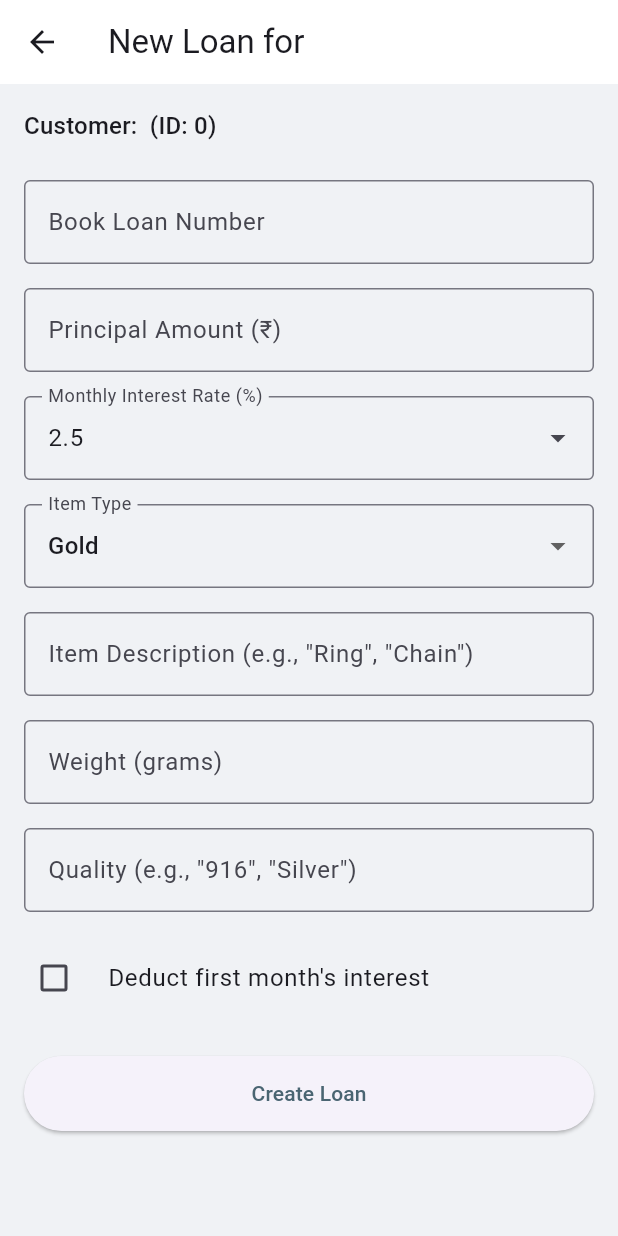
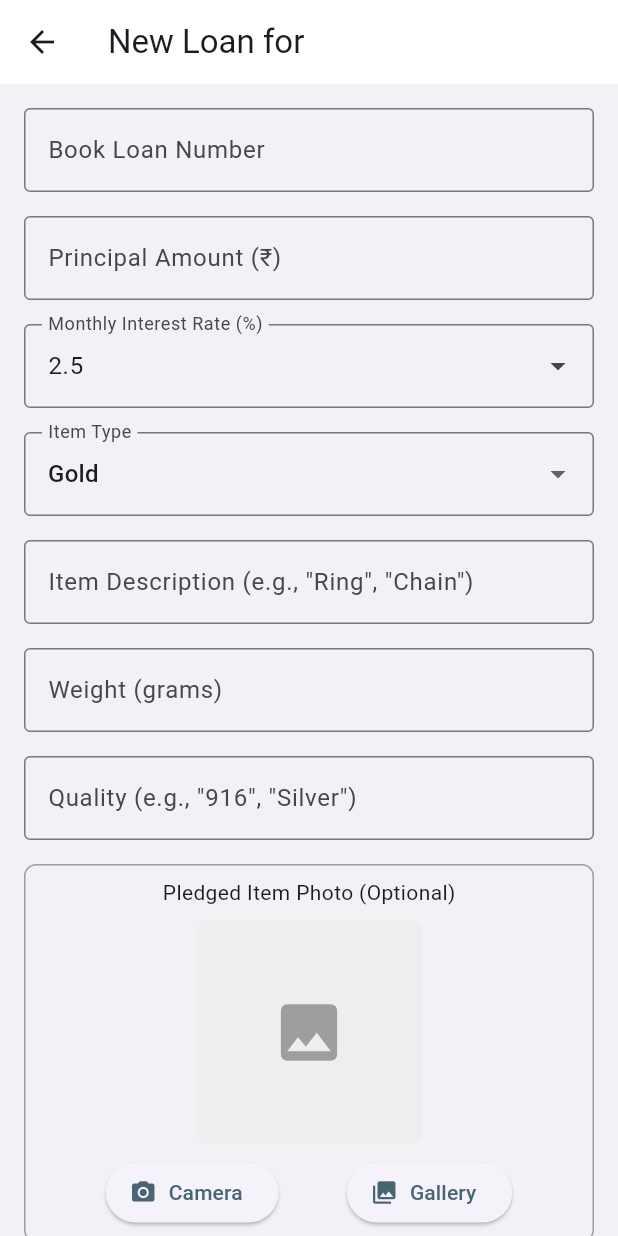
Before and after one commit to ArasuRever/pledge-loan-mobile, a Flutter app: the LoanFormPage screen opened directly with empty values, on a phone screen of 412 x 824 dp. Run offline on Flutter 3.47's test engine with Material 3 defaults, Android fonts, the phone set to English and light mode, and no system bars; our stand-ins replace image_picker, permission_handler, shared_preferences; missing offline and left inert: jwt_decode; accounts and stored records are empty; network calls fail.

Commit message:
option to capture image using camera

```diff
--- a/lib/models/loan_detail_model.dart
+++ b/lib/models/loan_detail_model.dart
@@ -49,6 +49,7 @@ class LoanDetail {
   final String? description;
   final String? quality;
   final String? weight;
+  final String? itemImageDataUrl;
 
   // From 'transactions' array
   final List<Transaction> transactions;
@@ -70,6 +71,7 @@ class LoanDetail {
     this.description,
     this.quality,
     this.weight,
+    this.itemImageDataUrl,
     required this.transactions,
     required this.calculated, // <-- Add to constructor
   });
@@ -102,6 +104,7 @@ class LoanDetail {
       description: details['description'],
       quality: details['quality'],
       weight: details['weight']?.toString(),
+      itemImageDataUrl: details['item_image_data_url'],
       transactions: parsedTransactions,
       // --- 4. PASS THE PARSED OBJECT ---
       calculated: CalculatedStats.fromJson(calculatedData),
--- a/lib/pages/loan_form_page.dart
+++ b/lib/pages/loan_form_page.dart
@@ -1,7 +1,10 @@
 // lib/pages/loan_form_page.dart
+import 'dart:io'; // For File
 import 'package:flutter/material.dart';
-import 'package:pledge_loan_mobile/models/customer_model.dart'; // <-- THE FIX
-import 'package:pledge_loan_mobile/services/api_service.dart'; // <-- THE FIX
+import 'package:image_picker/image_picker.dart'; // For ImageSource
+import 'package:permission_handler/permission_handler.dart';
+import 'package:pledge_loan_mobile/models/customer_model.dart';
+import 'package:pledge_loan_mobile/services/api_service.dart';
 
 class LoanFormPage extends StatefulWidget {
   final Customer customer;
@@ -15,6 +18,7 @@ class _LoanFormPageState extends State<LoanFormPage> {
   final _formKey = GlobalKey<FormState>();
   final ApiService _apiService = ApiService();
 
+  // Form field controllers
   final _bookLoanNumberController = TextEditingController();
   final _principalController = TextEditingController();
   final _interestRateController = TextEditingController(text: '2.5');
@@ -24,10 +28,72 @@ class _LoanFormPageState extends State<LoanFormPage> {
 
   String _selectedItemType = 'gold';
   final List<String> _itemTypeOptions = ['gold', 'silver', 'gold+silver'];
-  final List<String> _interestRateOptions = ['1.0', '1.5', '2.0', '2.5', '3.0', '3.5'];
+  final List<String> _interestRateOptions = [
+    '1.0', '1.5', '2.0', '2.5', '3.0', '3.5', '4.0'
+  ];
 
   bool _deductFirstMonthInterest = false;
   bool _isLoading = false;
+
+  // --- 1. NEW STATE FOR IMAGE ---
+  File? _imageFile;
+  final ImagePicker _picker = ImagePicker();
+
+  // --- 2. NEW FUNCTION TO GET IMAGE ---
+  Future<void> _pickImage(ImageSource source) async {
+    // Check permissions
+    PermissionStatus status;
+    if (source == ImageSource.camera) {
+      status = await Permission.camera.request();
+    } else {
+      // Use .photos for modern Android/iOS
+      status = await Permission.photos.request();
+    }
+
+    if (status.isGranted) {
+      final XFile? pickedFile = await _picker.pickImage(
+        source: source,
+        maxWidth: 1024,
+        maxHeight: 1024,
+        imageQuality: 80,
+      );
+      if (pickedFile != null) {
+        setState(() {
+          _imageFile = File(pickedFile.path);
+        });
+      }
+    } else if (status.isPermanentlyDenied) {
+      // Show dialog to open app settings
+      showDialog(
+        context: context,
+        builder: (context) => AlertDialog(
+          title: Text(source == ImageSource.camera ? 'Camera Permission' : 'Gallery Permission'),
+          content: Text('Permission was permanently denied. Please go to app settings to enable it.'),
+          actions: [
+            TextButton(
+              child: const Text('Cancel'),
+              onPressed: () => Navigator.of(context).pop(),
+            ),
+            TextButton(
+              child: const Text('Open Settings'),
+              onPressed: () {
+                openAppSettings();
+                Navigator.of(context).pop();
+              },
+            ),
+          ],
+        ),
+      );
+    } else {
+      ScaffoldMessenger.of(context).showSnackBar(
+        SnackBar(content: Text(
+            source == ImageSource.camera
+                ? 'Camera permission denied.'
+                : 'Gallery permission denied.'
+        )),
+      );
+    }
+  }
 
   Future<void> _submitLoan() async {
     if (!_formKey.currentState!.validate()) {
@@ -47,17 +113,23 @@ class _LoanFormPageState extends State<LoanFormPage> {
         'weight': _weightController.text,
         'deductFirstMonthInterest': _deductFirstMonthInterest.toString(),
       };
-      final response = await _apiService.createLoan(loanData);
+
+      // --- 3. PASS IMAGE TO API SERVICE ---
+      await _apiService.createLoan(
+        loanData: loanData,
+        imageFile: _imageFile, // Pass the file
+      );
 
       if (mounted) {
         ScaffoldMessenger.of(context).showSnackBar(
-          SnackBar(
-            content: Text('Loan (ID: ${response['loanId']}) created successfully!'),
+          const SnackBar(
+            content: Text('Loan created successfully!'),
             backgroundColor: Colors.green,
           ),
         );
         Navigator.of(context).pop();
       }
+
     } catch (e) {
       if (mounted) {
         ScaffoldMessenger.of(context).showSnackBar(
@@ -68,7 +140,9 @@ class _LoanFormPageState extends State<LoanFormPage> {
         );
       }
     } finally {
-      setState(() { _isLoading = false; });
+      if (mounted) {
+        setState(() { _isLoading = false; });
+      }
     }
   }
 
@@ -94,11 +168,7 @@ class _LoanFormPageState extends State<LoanFormPage> {
         child: ListView(
           padding: const EdgeInsets.all(16.0),
           children: [
-            Text(
-              'Customer: ${widget.customer.name} (ID: ${widget.customer.id})',
-              style: Theme.of(context).textTheme.titleMedium,
-            ),
-            const SizedBox(height: 24),
+            // --- ALL YOUR ORIGINAL, WORKING FORM FIELDS ---
             TextFormField(
               controller: _bookLoanNumberController,
               decoration: const InputDecoration(
@@ -141,10 +211,12 @@ class _LoanFormPageState extends State<LoanFormPage> {
                 labelText: 'Item Type',
                 border: OutlineInputBorder(),
               ),
-              items: _itemTypeOptions.map((String value) => DropdownMenuItem<String>(
-                value: value,
-                child: Text(value[0].toUpperCase() + value.substring(1)),
-              )).toList(),
+              items: _itemTypeOptions.map((String value) {
+                return DropdownMenuItem<String>(
+                  value: value,
+                  child: Text(value[0].toUpperCase() + value.substring(1)),
+                );
+              }).toList(),
               onChanged: (String? newValue) => setState(() => _selectedItemType = newValue!),
               validator: (value) => (value == null || value.isEmpty) ? 'Please select an item type' : null,
             ),
@@ -174,11 +246,86 @@ class _LoanFormPageState extends State<LoanFormPage> {
                 border: OutlineInputBorder(),
               ),
             ),
+            // --- END OF ORIGINAL FORM FIELDS ---
+
+            const SizedBox(height: 16),
+
+            // --- 4. NEW IMAGE PICKER UI ---
+            Container(
+              decoration: BoxDecoration(
+                border: Border.all(color: Colors.grey),
+                borderRadius: BorderRadius.circular(8),
+              ),
+              padding: const EdgeInsets.all(8),
+              child: Column(
+                children: [
+                  const Text('Pledged Item Photo (Optional)'),
+                  const SizedBox(height: 8),
+                  if (_imageFile != null)
+                    Stack(
+                      alignment: Alignment.topRight,
+                      children: [
+                        ClipRRect(
+                          borderRadius: BorderRadius.circular(8.0),
+                          child: Image.file(
+                            _imageFile!,
+                            height: 150,
+                            width: 150,
+                            fit: BoxFit.cover,
+                          ),
+                        ),
+                        InkWell(
+                          onTap: () => setState(() => _imageFile = null),
+                          child: Container(
+                            decoration: BoxDecoration(
+                              color: Colors.black.withOpacity(0.5),
+                              shape: BoxShape.circle,
+                            ),
+                            child: const Icon(Icons.close, color: Colors.white, size: 20),
+                          ),
+                        ),
+                      ],
+                    )
+                  else
+                    Container(
+                      height: 150,
+                      width: 150,
+                      decoration: BoxDecoration(
+                        color: Colors.grey[200],
+                        borderRadius: BorderRadius.circular(8),
+                      ),
+                      child: const Icon(Icons.image, size: 50, color: Colors.grey),
+                    ),
+                  const SizedBox(height: 8),
+                  Row(
+                    mainAxisAlignment: MainAxisAlignment.spaceEvenly,
+                    children: [
+                      ElevatedButton.icon(
+                        icon: const Icon(Icons.camera_alt),
+                        label: const Text('Camera'),
+                        onPressed: () => _pickImage(ImageSource.camera),
+                      ),
+                      ElevatedButton.icon(
+                        icon: const Icon(Icons.photo_library),
+                        label: const Text('Gallery'),
+                        onPressed: () => _pickImage(ImageSource.gallery),
+                      ),
+                    ],
+                  ),
+                ],
+              ),
+            ),
+            // --- END NEW IMAGE UI ---
+
             const SizedBox(height: 16),
             CheckboxListTile(
               title: const Text("Deduct first month's interest"),
               value: _deductFirstMonthInterest,
-              onChanged: (bool? value) => setState(() => _deductFirstMonthInterest = value ?? false),
+              onChanged: (bool? value) {
+                setState(() {
+                  _deductFirstMonthInterest = value ?? false;
+                });
+              },
               controlAffinity: ListTileControlAffinity.leading,
               contentPadding: EdgeInsets.zero,
             ),
@@ -188,7 +335,9 @@ class _LoanFormPageState extends State<LoanFormPage> {
               style: ElevatedButton.styleFrom(
                 minimumSize: const Size(double.infinity, 50),
               ),
-              child: _isLoading ? const CircularProgressIndicator(color: Colors.white) : const Text('Create Loan'),
+              child: _isLoading
+                  ? const CircularProgressIndicator(color: Colors.white)
+                  : const Text('Create Loan'),
             ),
           ],
         ),
--- a/pubspec.yaml
+++ b/pubspec.yaml
@@ -38,7 +38,8 @@ dependencies:
   cupertino_icons: ^1.0.8
   http: ^1.2.1
   shared_preferences: ^2.2.3
-
+  image_picker: ^1.1.2
+  permission_handler: ^11.3.1
 
 dev_dependencies:
   flutter_test:
```
Also changed, not shown: lib/pages/loan_detail_page.dart (+19 -1 lines), lib/services/api_service.dart (+26 -5 lines), pubspec.lock, 2 other files.
